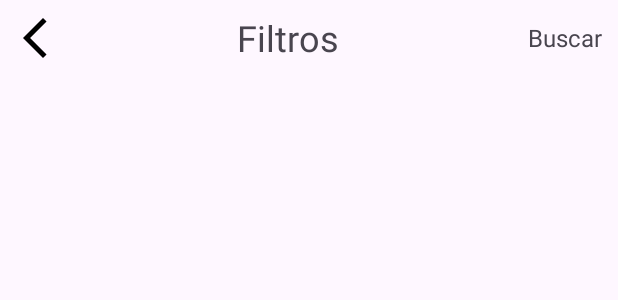
After one commit to GustavoTeixeira684/spells_op, an Android app: the layout activity_view_filtro_spell.xml on its own in the app's theme, with its tools: preview values and no code run, on a phone screen of 412 x 824 dp. The commit adds this screen. Shown: the top 300 px of the screen. Run offline under Robolectric (Android 15) with nearby library versions, the phone set to English and light mode, and no system bars.

Commit message:
Inicio desenvolvimento da Tela de Filtros

```diff
--- a/spellop/app/src/main/AndroidManifest.xml
+++ b/spellop/app/src/main/AndroidManifest.xml
@@ -13,6 +13,9 @@
         android:theme="@style/Theme.SpellsOP"
         tools:targetApi="31">
         <activity
+            android:name=".view.ViewFiltroSpell"
+            android:exported="false" />
+        <activity
             android:name=".view.ViewDetalheSpell"
             android:exported="false" />
         <activity
--- a/spellop/app/src/main/java/com/example/spellsop/view/ViewDetalheSpell.java
+++ b/spellop/app/src/main/java/com/example/spellsop/view/ViewDetalheSpell.java
@@ -2,7 +2,6 @@ package com.example.spellsop.view;
 
 import android.os.Bundle;
 import android.view.View;
-import android.widget.EditText;
 import android.widget.ImageButton;
 import android.widget.TextView;
 
@@ -13,7 +12,6 @@ import androidx.core.view.ViewCompat;
 import androidx.core.view.WindowInsetsCompat;
 
 import com.example.spellsop.R;
-import com.example.spellsop.controller.SpellsController;
 import com.example.spellsop.model.Tecnica;
 
 import java.util.Objects;
@@ -62,7 +60,7 @@ public class ViewDetalheSpell extends AppCompatActivity {
             }
         });
 
-        ViewCompat.setOnApplyWindowInsetsListener(findViewById(R.id.main), (v, insets) -> {
+        ViewCompat.setOnApplyWindowInsetsListener(findViewById(R.id.Filtros), (v, insets) -> {
             Insets systemBars = insets.getInsets(WindowInsetsCompat.Type.systemBars());
             v.setPadding(systemBars.left, systemBars.top, systemBars.right, systemBars.bottom);
             return insets;
--- a/spellop/app/src/main/res/layout/activity_main.xml
+++ b/spellop/app/src/main/res/layout/activity_main.xml
@@ -2,7 +2,7 @@
 <androidx.constraintlayout.widget.ConstraintLayout xmlns:android="http://schemas.android.com/apk/res/android"
     xmlns:app="http://schemas.android.com/apk/res-auto"
     xmlns:tools="http://schemas.android.com/tools"
-    android:id="@+id/main"
+    android:id="@+id/Filtros"
     android:layout_width="match_parent"
     android:layout_height="match_parent"
     tools:context=".view.MainActivity">
--- a/spellop/app/src/main/res/layout/activity_view_detalhe_spell.xml
+++ b/spellop/app/src/main/res/layout/activity_view_detalhe_spell.xml
@@ -2,7 +2,7 @@
 <androidx.constraintlayout.widget.ConstraintLayout xmlns:android="http://schemas.android.com/apk/res/android"
     xmlns:app="http://schemas.android.com/apk/res-auto"
     xmlns:tools="http://schemas.android.com/tools"
-    android:id="@+id/main"
+    android:id="@+id/Filtros"
     android:layout_width="match_parent"
     android:layout_height="match_parent"
     android:fitsSystemWindows="true"
@@ -20,6 +20,8 @@
             android:id="@+id/linearLayoutHorizontal1"
             android:layout_width="match_parent"
             android:layout_height="50dp"
+            android:layout_marginLeft="10dp"
+            android:layout_marginRight="10dp"
             android:orientation="horizontal">
 
             <ImageButton
@@ -35,7 +37,7 @@
 
             <ImageView
                 android:id="@+id/imageView"
-                android:layout_width="333dp"
+                android:layout_width="308dp"
                 android:layout_height="match_parent"
                 android:layout_weight="1"
                 android:contentDescription="TODO"
--- /dev/null
+++ b/spellop/app/src/main/res/layout/activity_view_filtro_spell.xml
@@ -0,0 +1,65 @@
+<?xml version="1.0" encoding="utf-8"?>
+<androidx.constraintlayout.widget.ConstraintLayout xmlns:android="http://schemas.android.com/apk/res/android"
+    xmlns:app="http://schemas.android.com/apk/res-auto"
+    xmlns:tools="http://schemas.android.com/tools"
+    android:id="@+id/Filtros"
+    android:layout_width="wrap_content"
+    android:layout_height="match_parent"
+    tools:context=".view.ViewFiltroSpell">
+
+    <LinearLayout
+        android:layout_width="match_parent"
+        android:layout_height="match_parent"
+        android:layout_marginStart="10dp"
+        android:layout_marginEnd="10dp"
+        android:orientation="vertical"
+        app:layout_constraintBottom_toBottomOf="parent"
+        app:layout_constraintEnd_toEndOf="parent"
+        app:layout_constraintStart_toStartOf="parent"
+        app:layout_constraintTop_toTopOf="parent">
+
+        <LinearLayout
+            android:id="@+id/linearLayoutHorizontal1"
+            android:layout_width="match_parent"
+            android:layout_height="50dp"
+            android:orientation="horizontal">
+
+            <ImageButton
+                android:id="@+id/imgBtnVoltar"
+                android:layout_width="19dp"
+                android:layout_height="38dp"
+                android:layout_gravity="center"
+                android:layout_marginLeft="5dp"
+                android:layout_weight="1"
+                android:backgroundTint="@android:color/transparent"
+                android:contentDescription="@string/app_name"
+                app:srcCompat="@drawable/return_icon" />
+
+            <TextView
+                android:id="@+id/txtFiltros"
+                android:layout_width="323dp"
+                android:layout_height="match_parent"
+                android:layout_weight="1"
+                android:gravity="center"
+                android:text="Filtros"
+                android:textSize="24sp" />
+
+            <TextView
+                android:id="@+id/txtBuscar"
+                android:layout_width="54dp"
+                android:layout_height="match_parent"
+                android:layout_weight="1"
+                android:gravity="center"
+                android:text="Buscar"
+                android:textSize="16sp" />
+
+        </LinearLayout>
+
+        <LinearLayout
+            android:layout_width="match_parent"
+            android:layout_height="match_parent"
+            android:orientation="vertical" />
+
+    </LinearLayout>
+
+</androidx.constraintlayout.widget.ConstraintLayout>
```
Also changed, not shown: spellop/app/src/main/java/com/example/spellsop/view/Spells.java (+16 -0 lines), spellop/app/src/main/java/com/example/spellsop/view/ViewFiltroSpell.java (added, +52 -0 lines).
